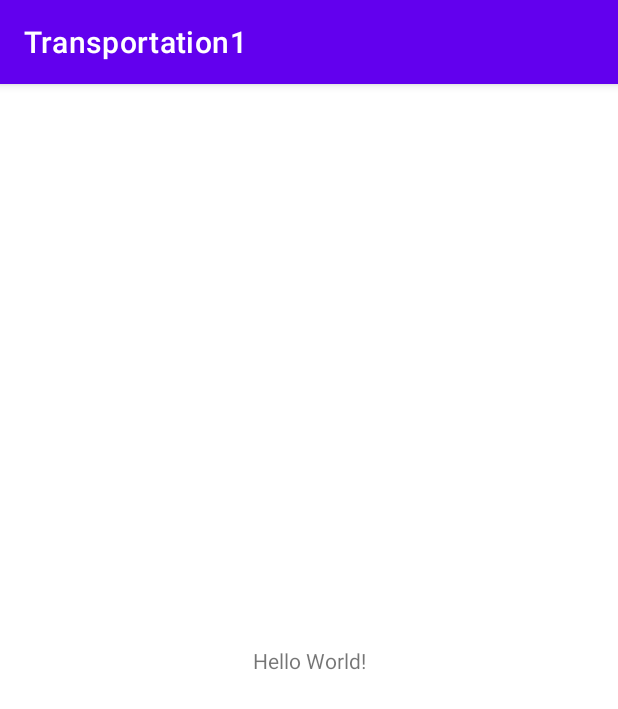
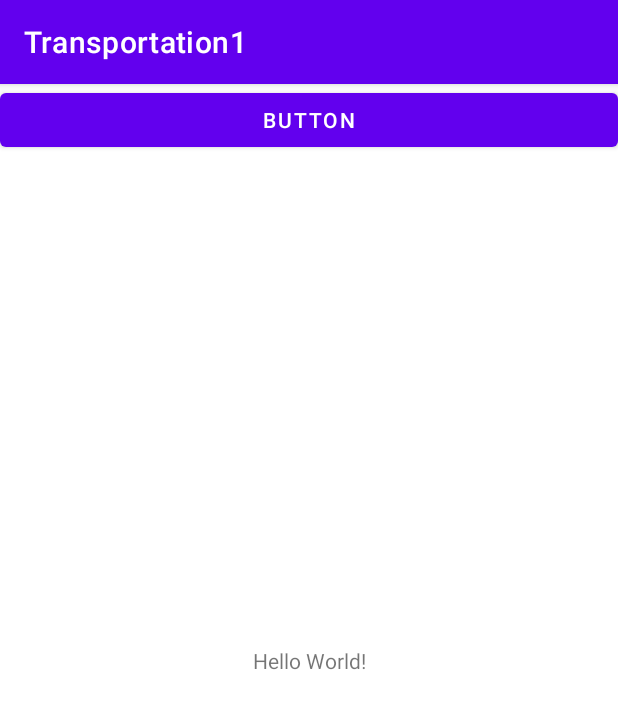
Before and after one commit to YishaiLutvak/Transportation1, an Android app: the screen it shows after launch (MainActivity), on a phone screen of 412 x 824 dp. Shown: the top 709 px of the screen. Run offline under Robolectric (Android 15) with nearby library versions, the phone set to English and light mode, and no system bars.

```diff
--- a/app/build.gradle
+++ b/app/build.gradle
@@ -1,5 +1,6 @@
 plugins {
     id 'com.android.application'
+    id 'com.google.gms.google-services'
 }
 
 android {
@@ -33,6 +34,7 @@ dependencies {
     implementation 'androidx.appcompat:appcompat:1.2.0'
     implementation 'com.google.android.material:material:1.2.1'
     implementation 'androidx.constraintlayout:constraintlayout:2.0.2'
+    implementation 'com.google.firebase:firebase-database:19.2.1'
     testImplementation 'junit:junit:4.+'
     androidTestImplementation 'androidx.test.ext:junit:1.1.2'
     androidTestImplementation 'androidx.test.espresso:espresso-core:3.3.0'
--- a/app/src/main/res/layout/activity_main.xml
+++ b/app/src/main/res/layout/activity_main.xml
@@ -15,4 +15,18 @@
         app:layout_constraintRight_toRightOf="parent"
         app:layout_constraintTop_toTopOf="parent" />
 
+    <LinearLayout
+        android:layout_width="match_parent"
+        android:layout_height="match_parent"
+        android:orientation="vertical"
+        tools:layout_editor_absoluteX="171dp"
+        tools:layout_editor_absoluteY="61dp">
+
+        <Button
+            android:id="@+id/button3"
+            android:layout_width="match_parent"
+            android:layout_height="wrap_content"
+            android:text="Button" />
+    </LinearLayout>
+
 </androidx.constraintlayout.widget.ConstraintLayout>
--- a/build.gradle
+++ b/build.gradle
@@ -6,6 +6,7 @@ buildscript {
     }
     dependencies {
         classpath "com.android.tools.build:gradle:4.1.0"
+        classpath 'com.google.gms:google-services:4.3.3'
 
         // NOTE: Do not place your application dependencies here; they belong
         // in the individual module build.gradle files
```
Also changed, not shown: app/src/main/res/layout/activity_add_travel_activity.xml (added, +78 -0 lines).
